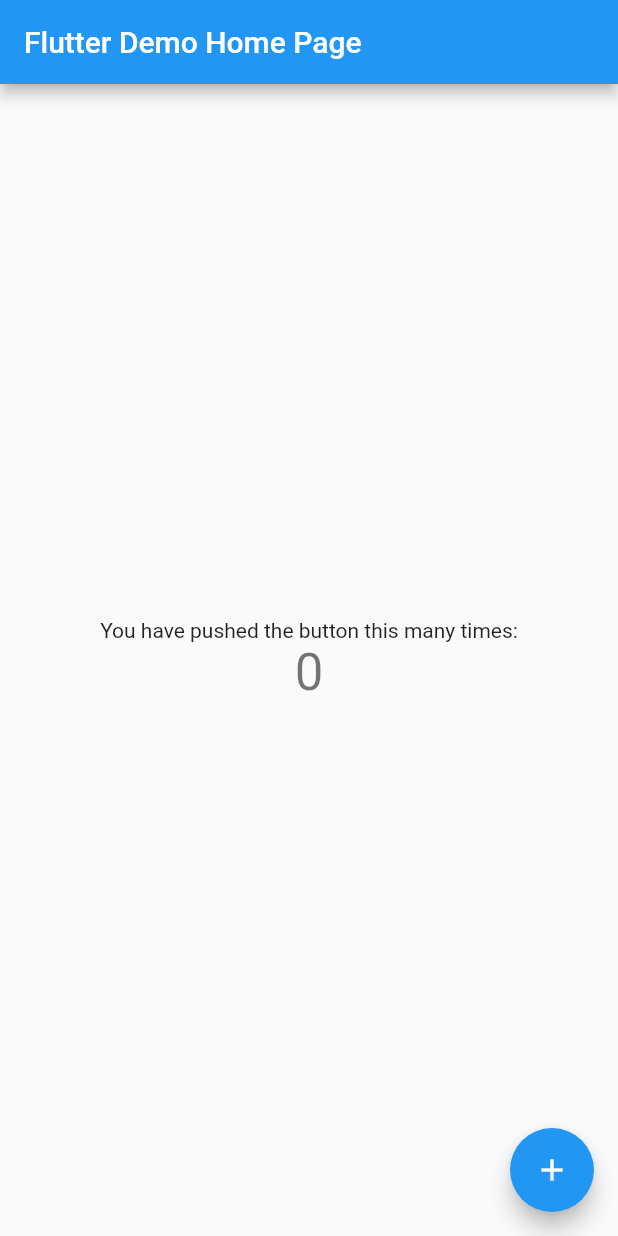
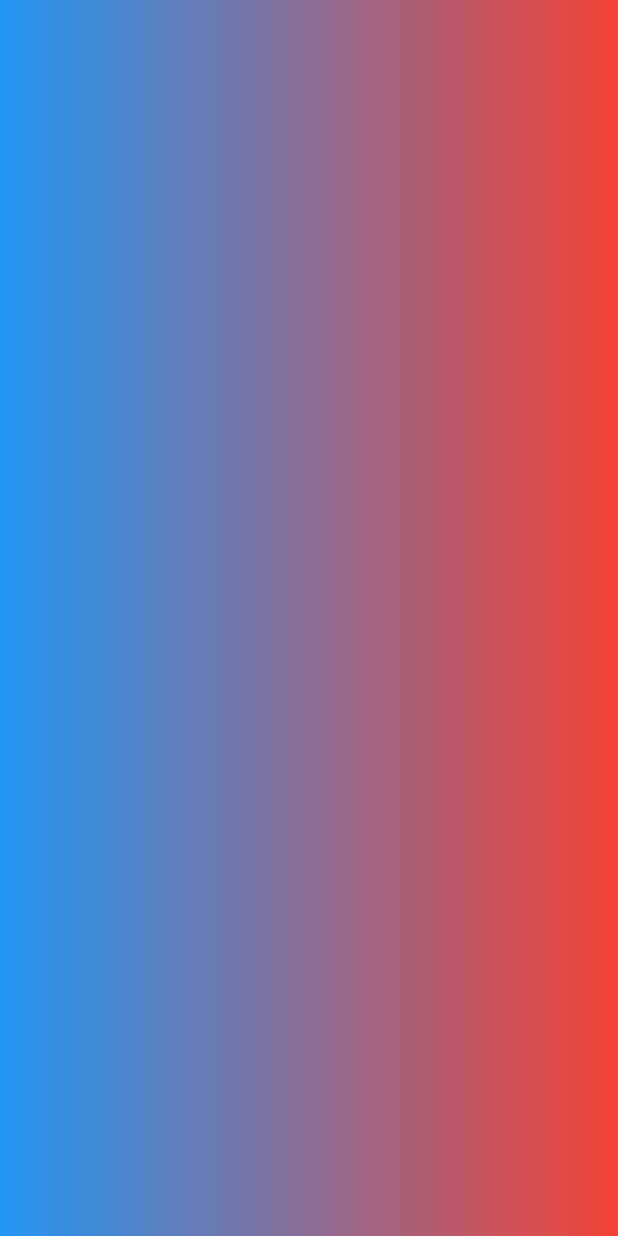
Before and after one commit to LuannBarroso/simple_login, a Flutter app: the screen it shows after launch, on a phone screen of 412 x 824 dp. Run offline on Flutter 3.47's test engine with Material 2 defaults, Android fonts, the phone set to English and light mode, and no system bars.

Commit message:
Alterando as cores da tela

```diff
--- a/lib/login_page.dart
+++ b/lib/login_page.dart
@@ -0,0 +1,23 @@
+import 'package:flutter/material.dart';
+
+class LoginPage extends StatefulWidget {
+  const LoginPage({super.key});
+
+  @override
+  State<LoginPage> createState() => _LoginPageState();
+}
+
+class _LoginPageState extends State<LoginPage> {
+  @override
+  Widget build(BuildContext context) {
+    return Container(
+      decoration: const BoxDecoration(
+          gradient: LinearGradient(
+        colors: [
+          Colors.blue,
+          Colors.red,
+        ],
+      )),
+    );
+  }
+}
--- a/lib/main.dart
+++ b/lib/main.dart
@@ -1,4 +1,5 @@
 import 'package:flutter/material.dart';
+import 'package:simple_login/login_page.dart';
 
 void main() {
   runApp(const MyApp());
@@ -7,109 +8,15 @@ void main() {
 class MyApp extends StatelessWidget {
   const MyApp({super.key});
 
-  // This widget is the root of your application.
   @override
   Widget build(BuildContext context) {
     return MaterialApp(
+      debugShowCheckedModeBanner: false,
       title: 'Flutter Demo',
       theme: ThemeData(
-        // This is the theme of your application.
-        //
-        // Try running your application with "flutter run". You'll see the
-        // application has a blue toolbar. Then, without quitting the app, try
-        // changing the primarySwatch below to Colors.green and then invoke
-        // "hot reload" (press "r" in the console where you ran "flutter run",
-        // or simply save your changes to "hot reload" in a Flutter IDE).
-        // Notice that the counter didn't reset back to zero; the application
-        // is not restarted.
         primarySwatch: Colors.blue,
       ),
-      home: const MyHomePage(title: 'Flutter Demo Home Page'),
+      home: const LoginPage(),
     );
   }
 }
-
-class MyHomePage extends StatefulWidget {
-  const MyHomePage({super.key, required this.title});
-
-  // This widget is the home page of your application. It is stateful, meaning
-  // that it has a State object (defined below) that contains fields that affect
-  // how it looks.
-
-  // This class is the configuration for the state. It holds the values (in this
-  // case the title) provided by the parent (in this case the App widget) and
-  // used by the build method of the State. Fields in a Widget subclass are
-  // always marked "final".
-
-  final String title;
-
-  @override
-  State<MyHomePage> createState() => _MyHomePageState();
-}
-
-class _MyHomePageState extends State<MyHomePage> {
-  int _counter = 0;
-
-  void _incrementCounter() {
-    setState(() {
-      // This call to setState tells the Flutter framework that something has
-      // changed in this State, which causes it to rerun the build method below
-      // so that the display can reflect the updated values. If we changed
-      // _counter without calling setState(), then the build method would not be
-      // called again, and so nothing would appear to happen.
-      _counter++;
-    });
-  }
-
-  @override
-  Widget build(BuildContext context) {
-    // This method is rerun every time setState is called, for instance as done
-    // by the _incrementCounter method above.
-    //
-    // The Flutter framework has been optimized to make rerunning build methods
-    // fast, so that you can just rebuild anything that needs updating rather
-    // than having to individually change instances of widgets.
-    return Scaffold(
-      appBar: AppBar(
-        // Here we take the value from the MyHomePage object that was created by
-        // the App.build method, and use it to set our appbar title.
-        title: Text(widget.title),
-      ),
-      body: Center(
-        // Center is a layout widget. It takes a single child and positions it
-        // in the middle of the parent.
-        child: Column(
-          // Column is also a layout widget. It takes a list of children and
-          // arranges them vertically. By default, it sizes itself to fit its
-          // children horizontally, and tries to be as tall as its parent.
-          //
-          // Invoke "debug painting" (press "p" in the console, choose the
-          // "Toggle Debug Paint" action from the Flutter Inspector in Android
-          // Studio, or the "Toggle Debug Paint" command in Visual Studio Code)
-          // to see the wireframe for each widget.
-          //
-          // Column has various properties to control how it sizes itself and
-          // how it positions its children. Here we use mainAxisAlignment to
-          // center the children vertically; the main axis here is the vertical
-          // axis because Columns are vertical (the cross axis would be
-          // horizontal).
-          mainAxisAlignment: MainAxisAlignment.center,
-          children: <Widget>[
-            const Text(
-              'You have pushed the button this many times:',
-            ),
-            Text(
-              '$_counter',
-              style: Theme.of(context).textTheme.headlineMedium,
-            ),
-          ],
-        ),
-      ),
-      floatingActionButton: FloatingActionButton(
-        onPressed: _incrementCounter,
-        tooltip: 'Increment',
-        child: const Icon(Icons.add),
-      ), // This trailing comma makes auto-formatting nicer for build methods.
-    );
-  }
-}
```
